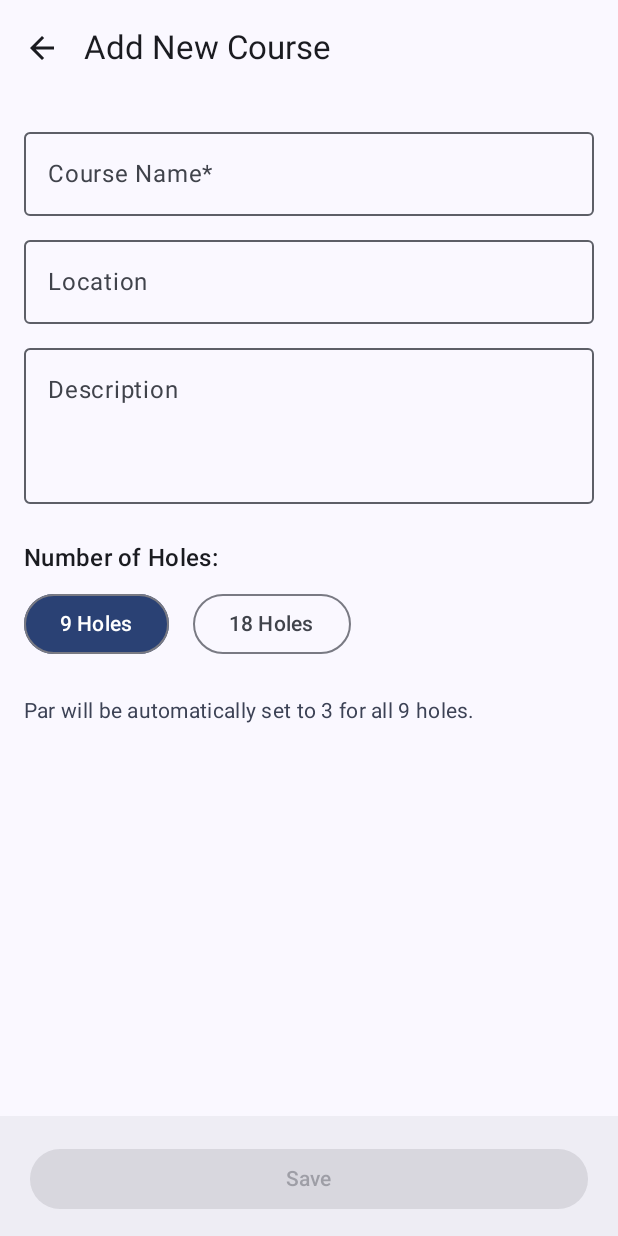
After one commit to konarikm/DGApp, an Android app built with Jetpack Compose: the composable AddNewCourseScreen shown on its own in the app's theme, on a phone screen of 412 x 824 dp. The commit adds this screen. Run offline under Robolectric (Android 15) with nearby library versions, the phone set to English and light mode, and no system bars.

Commit message:
Create simple form for adding new course

```diff
--- /dev/null
+++ b/mobile/app/src/main/java/cz/utb/fai/dgapp/ui/AddNewCourseScreen.kt
@@ -0,0 +1,172 @@
+package cz.utb.fai.dgapp.ui
+
+import androidx.compose.foundation.layout.*
+import androidx.compose.foundation.lazy.grid.GridCells
+import androidx.compose.foundation.lazy.grid.LazyVerticalGrid
+import androidx.compose.foundation.lazy.grid.itemsIndexed
+import androidx.compose.foundation.rememberScrollState
+import androidx.compose.foundation.text.KeyboardOptions
+import androidx.compose.foundation.verticalScroll
+import androidx.compose.material.icons.Icons
+import androidx.compose.material.icons.automirrored.filled.ArrowBack
+import androidx.compose.material3.*
+import androidx.compose.runtime.Composable
+import androidx.compose.runtime.getValue
+import androidx.compose.runtime.mutableStateOf
+import androidx.compose.runtime.remember
+import androidx.compose.runtime.setValue
+import androidx.compose.ui.Modifier
+import androidx.compose.ui.text.input.KeyboardType
+import androidx.compose.ui.unit.dp
+import java.util.Collections
+
+/**
+ * Data class to hold the mutable state of the new course form.
+ * Uses Int for Par, initialized to default par (3).
+ */
+data class NewCourseFormState(
+    val name: String = "",
+    val location: String = "",
+    val description: String = "",
+    val numberOfHoles: Int = 9
+) {
+    /**
+     * Helper to generate the default list of Par 3 values based on the hole count.
+     */
+    val defaultParValues: List<Int>
+        get() = Collections.nCopies(numberOfHoles, 3)
+}
+
+
+/**
+ * Screen for entering details of a new disc golf course.
+ * * @param onBackClick Action to return to the Courses list.
+ */
+@OptIn(ExperimentalMaterial3Api::class)
+@Composable
+fun AddNewCourseScreen(
+    onBackClick: () -> Unit,
+    // Future: onSaveCourse: (NewCourseFormState) -> Unit,
+    modifier: Modifier = Modifier
+) {
+    // State of the entire form, preserved across configuration changes
+    var formState by remember { mutableStateOf(NewCourseFormState()) }
+
+    // Derived state for simple validation
+    // Only require the name to be filled, as par values are generated automatically.
+    val isFormValid = formState.name.isNotBlank()
+
+    // Scroll state for the main column
+    val scrollState = rememberScrollState()
+
+    Scaffold(
+        topBar = {
+            TopAppBar(
+                title = { Text("Add New Course") },
+                navigationIcon = {
+                    IconButton(onClick = onBackClick) {
+                        Icon(Icons.AutoMirrored.Filled.ArrowBack, contentDescription = "Back")
+                    }
+                }
+            )
+        },
+        bottomBar = {
+            // Save Button in a Bottom Bar
+            BottomAppBar {
+                Button(
+                    onClick = {
+                        // Generate final list of PAR values (all 3s)
+                        val parValuesToSave = formState.defaultParValues
+
+                        // Future: Logic to call ViewModel to save the course
+                        // onSaveCourse(formState, parValuesToSave)
+                        println("Attempting to save: ${formState.name} with ${formState.numberOfHoles} holes and Pars: $parValuesToSave")
+                    },
+                    enabled = isFormValid,
+                    modifier = Modifier
+                        .fillMaxWidth()
+                        .padding(horizontal = 16.dp)
+                ) {
+                    Text("Save")
+                }
+            }
+        }
+    ) { padding ->
+        // Content: Placeholder for the form fields
+        Column (
+            modifier = modifier
+                .fillMaxSize()
+                .padding(padding)
+                .padding(16.dp)
+                .verticalScroll(scrollState)
+        ) {
+            // --- BASIC INFO ---
+            OutlinedTextField(
+                value = formState.name,
+                onValueChange = { formState = formState.copy(name = it) },
+                label = { Text("Course Name*") },
+                singleLine = true,
+                modifier = Modifier.fillMaxWidth()
+
+            )
+
+            Spacer(Modifier.height(8.dp))
+            OutlinedTextField(
+                value = formState.location,
+                onValueChange = { formState = formState.copy(location = it) },
+                label = { Text("Location") },
+                singleLine = true,
+                modifier = Modifier.fillMaxWidth()
+            )
+            Spacer(Modifier.height(8.dp))
+            OutlinedTextField(
+                value = formState.description,
+                onValueChange = { formState = formState.copy(description = it) },
+                label = { Text("Description") },
+                minLines = 3,
+                maxLines = 5,
+                modifier = Modifier.fillMaxWidth()
+            )
+            Spacer(Modifier.height(24.dp))
+
+            // --- HOLE COUNT TOGGLE ---
+            Text(
+                text = "Number of Holes:",
+                style = MaterialTheme.typography.titleMedium
+            )
+            Spacer(Modifier.height(8.dp))
+
+            Row(
+                horizontalArrangement = Arrangement.spacedBy(16.dp)
+            ) {
+                // Button for 9 holes
+                OutlinedButton(
+                    onClick = {
+                        formState = formState.copy(numberOfHoles = 9)
+                    },
+                    colors = if (formState.numberOfHoles == 9)
+                        ButtonDefaults.buttonColors(MaterialTheme.colorScheme.primary)
+                    else ButtonDefaults.outlinedButtonColors()
+                ) { Text("9 Holes") }
+
+                // Button for 18 holes
+                OutlinedButton(
+                    onClick = {
+                        formState = formState.copy(numberOfHoles = 18)
+                    },
+                    colors = if (formState.numberOfHoles == 18)
+                        ButtonDefaults.buttonColors(MaterialTheme.colorScheme.primary)
+                    else ButtonDefaults.outlinedButtonColors()
+                ) { Text("18 Holes") }
+            }
+            Spacer(Modifier.height(24.dp))
+
+            // --- PAR INFO DISPLAY (Simplification) ---
+            Text(
+                text = "Par will be automatically set to 3 for all ${formState.numberOfHoles} holes.",
+                style = MaterialTheme.typography.bodyMedium,
+                color = MaterialTheme.colorScheme.secondary
+            )
+        }
+    }
+}
```
Also changed, not shown: mobile/app/src/main/java/cz/utb/fai/dgapp/ui/CoursesScreen.kt (+17 -3 lines), mobile/app/src/main/java/cz/utb/fai/dgapp/ui/RootScreen.kt (+19 -9 lines).
